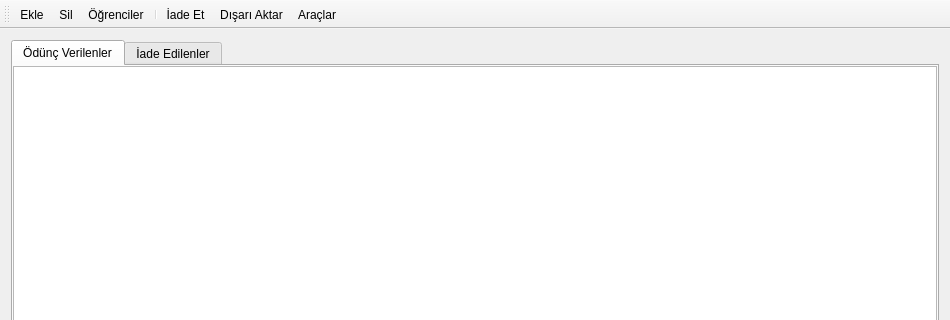
Before: the Qt Designer form home.ui in bariscelik/hilohane, drawn with Qt 5; both pictures show x 0 to 950 and y 0 to 320 of the 950 by 700 pixel window.
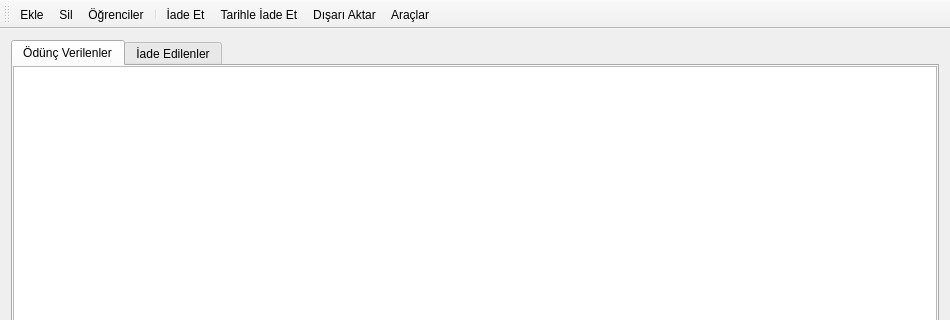
After: the same form once the commit is applied. Icons and pictures are not drawn.

The edit to the form file:
```diff
--- a/home.ui
+++ b/home.ui
@@ -138,6 +138,7 @@
    <addaction name="action_students"/>
    <addaction name="separator"/>
    <addaction name="action_return"/>
+   <addaction name="action_return_with_date"/>
    <addaction name="action_export"/>
    <addaction name="actionTools"/>
   </widget>
@@ -220,6 +221,15 @@
     <string>Araçlar</string>
    </property>
   </action>
+  <action name="action_return_with_date">
+   <property name="icon">
+    <iconset resource="hilohane.qrc">
+     <normaloff>:/assets/icons/calendar.png</normaloff>:/assets/icons/calendar.png</iconset>
+   </property>
+   <property name="text">
+    <string>Tarihle İade Et</string>
+   </property>
+  </action>
  </widget>
  <layoutdefault spacing="6" margin="11"/>
  <resources>
```
Left out of the diff: 5 changed lines with no effect on the pictures.
